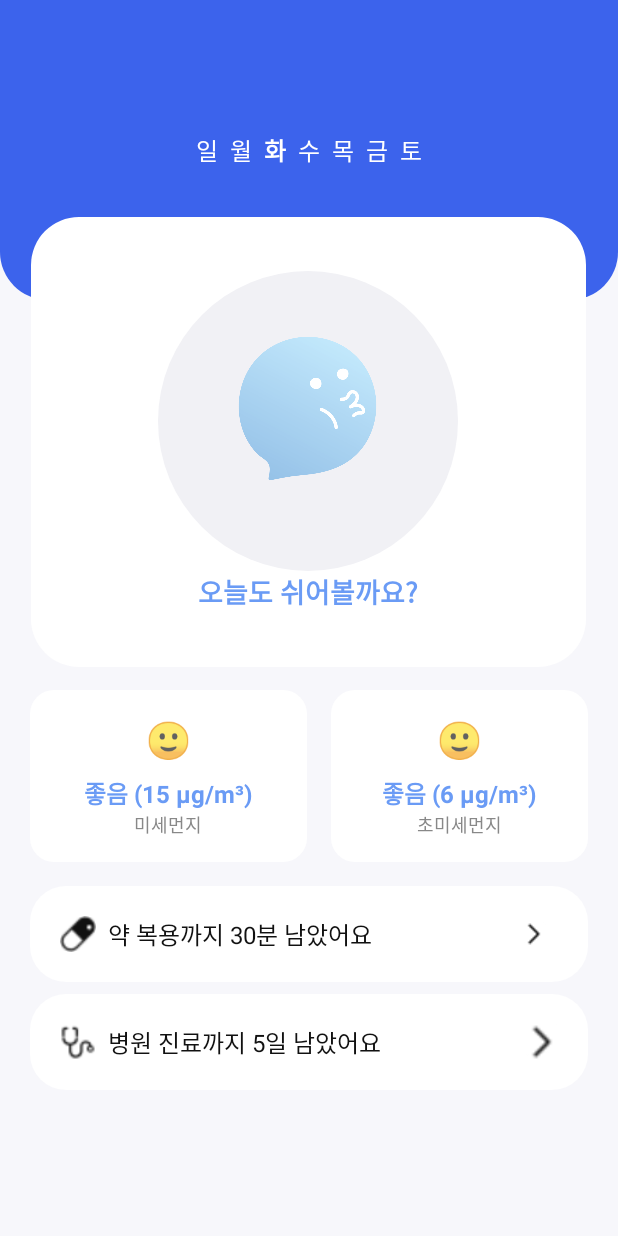
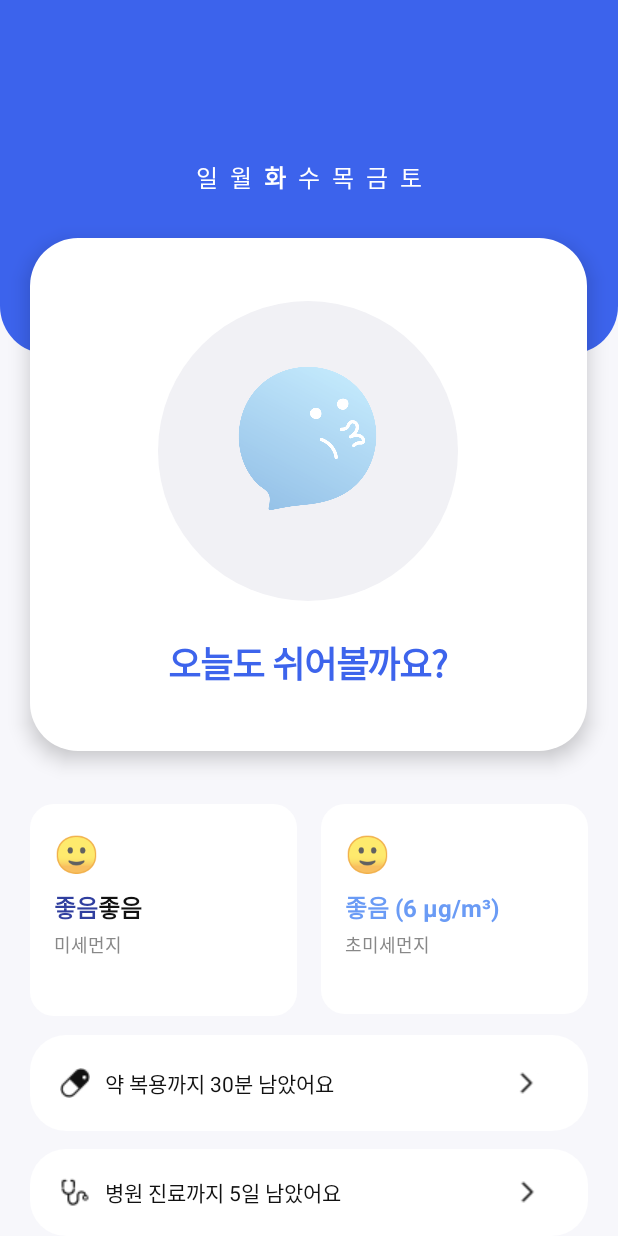
Before and after one commit to HSU-shimpyo/ShimPyo-Android, an Android app: the screen it shows after launch (MainActivity), on a phone screen of 412 x 824 dp. Run offline under Robolectric (Android 15) with nearby library versions, the phone set to English and light mode, and no system bars.

Commit message:
✨ [feat] 메인 레이아웃 구현

```diff
--- a/app/src/main/res/drawable/circle.xml
+++ b/app/src/main/res/drawable/circle.xml
@@ -1,10 +1,5 @@
 <?xml version="1.0" encoding="utf-8"?>
 <shape xmlns:android="http://schemas.android.com/apk/res/android"
-    android:shape="rectangle">
-    <corners
-        android:bottomLeftRadius="300dp"
-        android:bottomRightRadius="300dp"
-        android:topLeftRadius="300dp"
-        android:topRightRadius="300dp"/>
+    android:shape="oval">
     <solid android:color="#F1F1F5" />
 </shape>
--- a/app/src/main/res/layout/activity_main.xml
+++ b/app/src/main/res/layout/activity_main.xml
@@ -9,17 +9,15 @@
 
     <FrameLayout
         android:layout_width="match_parent"
-        android:layout_height="450dp"
-        android:layout_marginBottom="0dp">
+        android:layout_height="520dp">
 
         <!-- 캘린더 섹션 -->
         <LinearLayout
             android:layout_width="match_parent"
-            android:layout_height="200dp"
+            android:layout_height="236dp"
             android:background="@drawable/rounded_background_blue"
             android:gravity="center"
-            android:orientation="horizontal"
-            android:padding="16dp">
+            android:orientation="horizontal">
 
             <TextView
                 android:layout_width="wrap_content"
@@ -80,16 +78,16 @@
 
         <!-- 중앙 섹션 -->
         <LinearLayout
-            android:layout_width="370dp"
-            android:layout_height="300dp"
+            android:layout_width="371dp"
+            android:layout_height="342dp"
             android:layout_gravity="center"
             android:layout_marginTop="70dp"
-            android:layout_marginLeft="10dp"
-            android:layout_marginRight="10dp"
             android:background="@drawable/rounded_background_white"
             android:gravity="center"
             android:orientation="vertical"
-            android:padding="16dp">
+            android:padding="16dp"
+            android:elevation="8dp">
+
             <FrameLayout
                 android:layout_width="200dp"
                 android:layout_height="200dp"
@@ -103,70 +101,33 @@
                     android:layout_gravity="center"
                     android:layout_marginBottom="8dp"
                     android:background="@drawable/logo_ver1" />
-
             </FrameLayout>
 
             <TextView
                 android:layout_width="wrap_content"
-                android:layout_height="wrap_content"
-                android:layout_gravity="center"
+                android:layout_height="34dp"
+                android:gravity="center"
                 android:text="오늘도 쉬어볼까요?"
-                android:textColor="#6A9BF5"
-                android:textSize="18sp"
-                android:textStyle="bold" />
+                android:textAppearance="@style/some_id"
+                android:textStyle="bold"
+                android:layout_marginTop="23dp"/>
         </LinearLayout>
     </FrameLayout>
 
     <!-- 정보 카드 -->
     <LinearLayout
         android:layout_width="match_parent"
-        android:layout_height="wrap_content"
-        android:orientation="horizontal"
-        android:layout_marginHorizontal="20dp"
-        android:layout_marginBottom="16dp">
+        android:layout_height="144dp"
+        android:layout_marginLeft="20dp"
+        android:layout_marginRight="20dp"
+        android:layout_marginTop="16dp"
+        android:orientation="horizontal">
 
         <LinearLayout
-            android:layout_width="14dp"
-            android:layout_height="wrap_content"
+            android:layout_width="161dp"
+
+            android:layout_height="141dp"
             android:layout_marginEnd="8dp"
-            android:layout_weight="1"
-            android:layout_marginTop="10dp"
-            android:background="@drawable/rounded_background_weather"
-            android:orientation="vertical"
-            android:padding="16dp">
-
-            <TextView
-                android:layout_width="wrap_content"
-                android:layout_height="wrap_content"
-                android:layout_gravity="center"
-                android:layout_marginBottom="8dp"
-                android:text="🙂"
-                android:textSize="24sp" />
-
-            <TextView
-                android:layout_width="wrap_content"
-                android:layout_height="wrap_content"
-                android:layout_gravity="center"
-                android:text="좋음 (15 µg/m³)"
-                android:textColor="#6A9BF5"
-                android:textSize="16sp"
-                android:textStyle="bold" />
-
-            <TextView
-                android:layout_width="wrap_content"
-                android:layout_height="wrap_content"
-                android:layout_gravity="center"
-                android:text="미세먼지"
-                android:textColor="#888888"
-                android:textSize="12sp" />
-        </LinearLayout>
-
-        <LinearLayout
-            android:layout_width="0dp"
-            android:layout_height="wrap_content"
-            android:layout_marginStart="8dp"
-            android:layout_marginTop="10dp"
-            android:layout_marginRight="10dp"
             android:layout_weight="1"
             android:background="@drawable/rounded_background_weather"
             android:orientation="vertical"
@@ -175,15 +136,60 @@
             <TextView
                 android:layout_width="wrap_content"
                 android:layout_height="wrap_content"
-                android:layout_gravity="center"
+                android:layout_marginBottom="8dp"
+                android:text="🙂"
+                android:textSize="24sp" />
+
+            <LinearLayout
+                android:layout_width="wrap_content"
+                android:layout_height="wrap_content"
+                android:orientation="horizontal">
+
+                <TextView
+                    android:layout_width="wrap_content"
+                    android:layout_height="28dp"
+                    android:text="좋음"
+                    android:textColor="#303F9F"
+                    android:textSize="16sp"
+                    android:textStyle="bold" />
+
+                <TextView
+                    android:layout_width="133dp"
+                    android:layout_height="28dp"
+                    android:text="좋음"
+                    android:textColor="#111111"
+                    android:textSize="16sp"
+                    android:textStyle="bold" />
+
+            </LinearLayout>
+
+            <TextView
+                android:layout_width="wrap_content"
+                android:layout_height="wrap_content"
+                android:text="미세먼지"
+                android:textColor="#888888"
+                android:textSize="12sp" />
+        </LinearLayout>
+
+        <LinearLayout
+            android:layout_width="161dp"
+            android:layout_height="140dp"
+            android:layout_marginStart="8dp"
+            android:layout_weight="1"
+            android:background="@drawable/rounded_background_weather"
+            android:orientation="vertical"
+            android:padding="16dp">
+
+            <TextView
+                android:layout_width="wrap_content"
+                android:layout_height="wrap_content"
                 android:layout_marginBottom="8dp"
                 android:text="🙂"
                 android:textSize="24sp" />
 
             <TextView
-                android:layout_width="wrap_content"
-                android:layout_height="wrap_content"
-                android:layout_gravity="center"
+                android:layout_width="133dp"
+                android:layout_height="28dp"
                 android:text="좋음 (6 µg/m³)"
                 android:textColor="#6A9BF5"
                 android:textSize="16sp"
@@ -192,7 +198,6 @@
             <TextView
                 android:layout_width="wrap_content"
                 android:layout_height="wrap_content"
-                android:layout_gravity="center"
                 android:text="초미세먼지"
                 android:textColor="#888888"
                 android:textSize="12sp" />
@@ -203,22 +208,24 @@
     <LinearLayout
         android:layout_width="match_parent"
         android:layout_height="wrap_content"
+        android:layout_marginTop="10dp"
         android:orientation="vertical"
         android:layout_marginHorizontal="20dp">
-
 
         <LinearLayout
             android:layout_width="match_parent"
             android:layout_height="wrap_content"
             android:background="@drawable/button_background"
             android:orientation="horizontal"
-            android:layout_marginBottom="8dp">
+            android:layout_marginBottom="12dp"
+>
 
             <ImageView
-                android:layout_width="24dp"
-                android:layout_height="24dp"
+                android:layout_width="20dp"
+                android:layout_height="20dp"
                 android:layout_gravity="center"
-                android:layout_marginRight="8dp"
+                android:layout_marginRight="10dp"
+
                 android:background="@drawable/pill" />
 
             <TextView
@@ -226,16 +233,14 @@
                 android:layout_height="wrap_content"
                 android:text="약 복용까지 30분 남았어요"
                 android:layout_gravity="center"
-                android:textColor="#111111"
-                android:textSize="16sp" />
+                android:textColor="#111111"/>
 
             <ImageView
-                android:id = "@+id/medicineSettingButton"
-                android:layout_width="wrap_content"
-                android:layout_height="wrap_content"
+                android:id="@+id/medicineSettingButton"
+                android:layout_width="16.75dp"
+                android:layout_height="16dp"
                 android:layout_gravity="center"
-                android:layout_marginStart="100dp"
-                android:layout_marginLeft="8dp"
+                android:layout_marginLeft="120.31dp"
                 android:src="@drawable/chevron_left" />
         </LinearLayout>
 
@@ -246,10 +251,10 @@
             android:orientation="horizontal">
 
             <ImageView
-                android:layout_width="24dp"
-                android:layout_height="24dp"
+                android:layout_width="20dp"
+                android:layout_height="20dp"
                 android:layout_gravity="center"
-                android:layout_marginRight="8dp"
+                android:layout_marginRight="10dp"
                 android:background="@drawable/stethoscope" />
 
             <TextView
@@ -257,17 +262,14 @@
                 android:layout_height="wrap_content"
                 android:text="병원 진료까지 5일 남았어요"
                 android:layout_gravity="center"
-                android:textColor="#111111"
-                android:textSize="16sp"/>
+                android:textColor="#111111"/>
 
             <ImageView
-                android:layout_width="24dp"
-                android:layout_height="24dp"
+                android:layout_width="16.75dp"
+                android:layout_height="16dp"
                 android:layout_gravity="center"
-                android:layout_marginStart="95dp"
-                android:layout_marginLeft="8dp"
+                android:layout_marginLeft="116.31dp"
                 android:src="@drawable/chevron_left" />
         </LinearLayout>
-
     </LinearLayout>
 </LinearLayout>
--- /dev/null
+++ b/app/src/main/res/values/styles.xml
@@ -0,0 +1,8 @@
+<?xml version="1.0" encoding="utf-8"?>
+<resources>
+    <style name="some_id">
+        <item name="android:textSize">24sp</item>
+        <item name="android:letterSpacing">-0.03</item>
+        <item name="android:textColor">#3D64EC</item>
+    </style>
+</resources>
```
